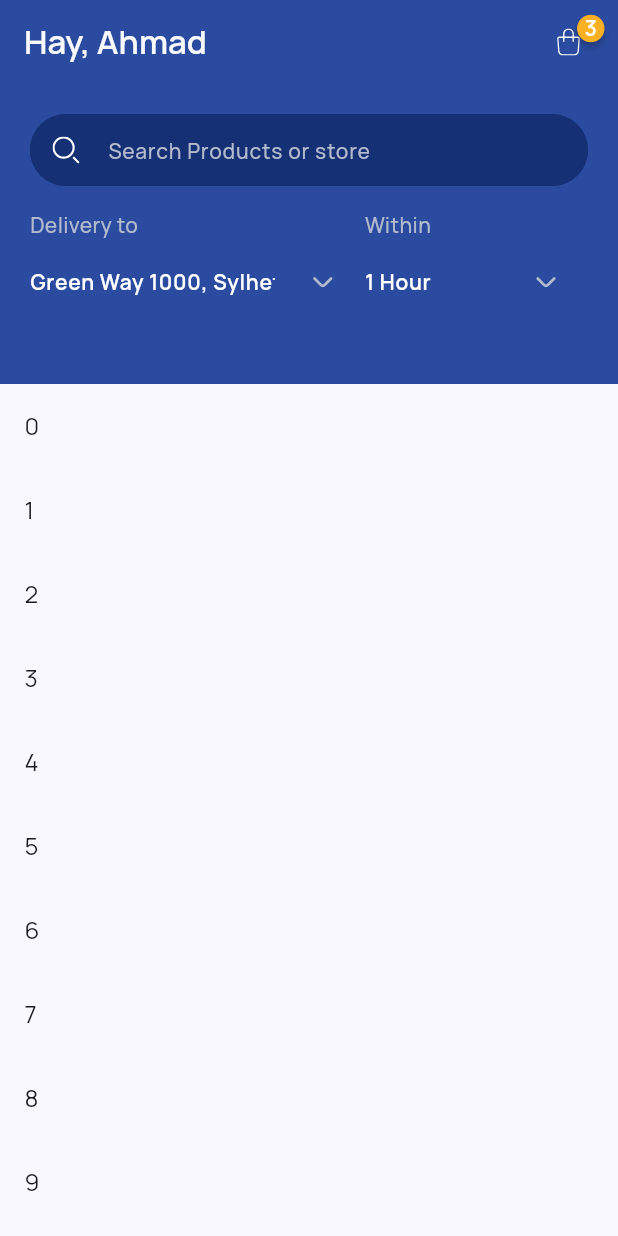
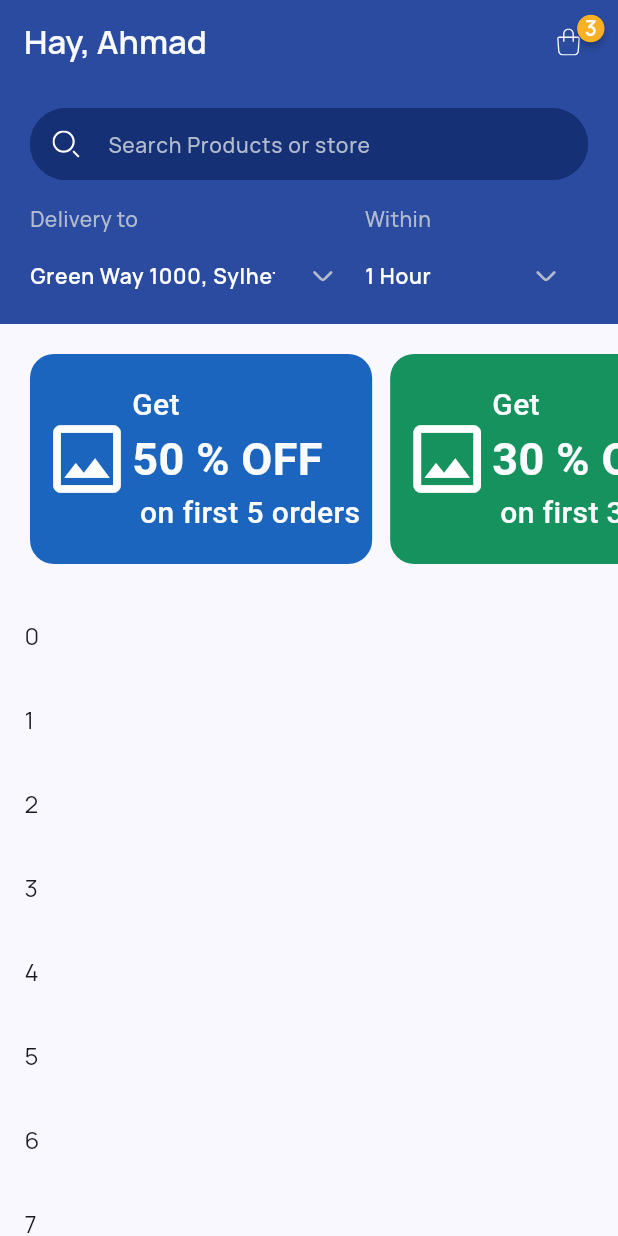
Before and after one commit to Ahmad-Nour-Haidar/shopping-app, a Flutter app: the HomeScreen screen opened by its route, on a phone screen of 412 x 824 dp. Run offline on Flutter 3.47's test engine with Material 3 defaults, Android fonts, the phone set to English and light mode, and no system bars; drawn by our look-alikes of badges; our stand-ins replace flutter_svg, gap, go_router, smooth_page_indicator.

Commit message:
buildOffersList

```diff
--- a/lib/core/helper/color_helper.dart
+++ b/lib/core/helper/color_helper.dart
@@ -1,4 +1,4 @@
-import 'dart:math' show min, max;
+import 'dart:math' show min, max, Random;
 
 import 'package:flutter/material.dart';
 
@@ -35,6 +35,17 @@ MaterialColor _generateMaterialColor(Color color) {
 }
 
 abstract final class ColorHelper {
+  static final _random = Random();
+
   static MaterialColor toMaterialColor(Color color) =>
       _generateMaterialColor(color);
+
+  static Color randomColor() {
+    return Color.fromARGB(
+      255,
+      _random.nextInt(256),
+      _random.nextInt(256),
+      _random.nextInt(256),
+    );
+  }
 }
--- a/lib/core/theme/app_text_style.dart
+++ b/lib/core/theme/app_text_style.dart
@@ -7,6 +7,12 @@ abstract final class AppTextStyle {
     color: AppColor.bigFontColor,
     fontSize: 30,
     fontWeight: FontWeight.w700,
+  );
+
+  static const f20w500bigFontColor = TextStyle(
+    color: AppColor.bigFontColor,
+    fontSize: 20,
+    fontWeight: FontWeight.w500,
   );
 
   static const f18w500lightBlueGrey = TextStyle(
--- a/lib/screens/home_screen/home_screen.dart
+++ b/lib/screens/home_screen/home_screen.dart
@@ -5,6 +5,7 @@ import 'package:ptc_quiz2/core/theme/app_color.dart';
 import 'package:ptc_quiz2/core/theme/app_text_style.dart';
 import 'package:ptc_quiz2/core/widgets/svg_image.dart';
 import 'package:badges/badges.dart' as badges;
+import 'package:ptc_quiz2/screens/home_screen/widgets/build_offers_list.dart';
 
 import 'widgets/build_sliver_app_bar.dart';
 
@@ -13,14 +14,6 @@ class HomeScreen extends StatelessWidget {
 
   @override
   Widget build(BuildContext context) {
-    final pattern = RegExp(r'\d{1,2} % \s*OFF');
-
-    final offers = <String>[
-      'Get 50 % OFF on first 5 orders',
-      'Get 30 % OFF on first 3 orders',
-      'Get 10 % OFF on first 1 orders',
-    ];
-    print(offers.map((e) => e.split(pattern)));
     return Scaffold(
       appBar: AppBar(
         backgroundColor: AppColor.deepBlue,
@@ -52,6 +45,7 @@ class HomeScreen extends StatelessWidget {
       body: CustomScrollView(
         slivers: <Widget>[
           buildSliverAppBar(),
+          buildOffersList(),
           SliverList(
             delegate: SliverChildBuilderDelegate(
               childCount: 50,
--- /dev/null
+++ b/lib/screens/home_screen/widgets/build_offers_list.dart
@@ -0,0 +1,29 @@
+import 'package:flutter/material.dart';
+import 'package:gap/gap.dart';
+
+import 'offer_widget.dart';
+
+SliverToBoxAdapter buildOffersList() {
+  final pattern = RegExp(r'\d{1,2} % \s*OFF');
+
+  final offers = <String>[
+    'Get 50 % OFF on first 5 orders',
+    'Get 30 % OFF on first 3 orders',
+    'Get 10 % OFF on first 1 orders',
+  ];
+  return SliverToBoxAdapter(
+    child: SizedBox(
+      height: 180,
+      // width: 200,
+      child: ListView.separated(
+        padding: const EdgeInsets.all(20),
+        scrollDirection: Axis.horizontal,
+        itemCount: offers.length,
+        separatorBuilder: (_, __) => const Gap(12),
+        itemBuilder: (_, index) {
+          return OfferWidget(label: offers[index]);
+        },
+      ),
+    ),
+  );
+}
--- a/lib/screens/home_screen/widgets/build_sliver_app_bar.dart
+++ b/lib/screens/home_screen/widgets/build_sliver_app_bar.dart
@@ -1,4 +1,3 @@
-import 'package:flutter/cupertino.dart';
 import 'package:flutter/material.dart';
 import 'package:gap/gap.dart';
 
@@ -28,16 +27,17 @@ SliverAppBar buildSliverAppBar() {
     backgroundColor: AppColor.deepBlue,
     // pinned: true,
     floating: true,
-    expandedHeight: 200.0,
+    expandedHeight: 160.0,
     flexibleSpace: FlexibleSpaceBar(
       titlePadding: const EdgeInsets.symmetric(
         horizontal: 20,
         vertical: 10,
       ),
       background: Padding(
-        padding: const EdgeInsets.all(20),
+        padding: const EdgeInsets.symmetric(horizontal: 20),
         child: Column(
           children: [
+            const Gap(16),
             TextFormField(
               decoration: const InputDecoration(
                 hintText: 'Search Products or store',
--- /dev/null
+++ b/lib/screens/home_screen/widgets/offer_widget.dart
@@ -0,0 +1,64 @@
+import 'package:flutter/material.dart';
+
+import '../../../core/helper/color_helper.dart';
+import '../../../core/theme/app_color.dart';
+import '../../../core/theme/app_text_style.dart';
+
+class OfferWidget extends StatelessWidget {
+  const OfferWidget({
+    super.key,
+    required this.label,
+  });
+
+  final String label;
+  static final _pattern = RegExp(r'\d{1,2} % \s*OFF');
+
+  List<String> get texts {
+    final list = label.split(_pattern);
+    final match = _pattern.allMatches(label).first.group(0) ?? '';
+    list.insert(1, match);
+    return list;
+  }
+
+  @override
+  Widget build(BuildContext context) {
+    final data = texts;
+    return Container(
+      padding: const EdgeInsets.all(8),
+      decoration: BoxDecoration(
+        color: ColorHelper.randomColor(),
+        borderRadius: BorderRadius.circular(16),
+      ),
+      child: Row(
+        children: [
+          const Icon(
+            Icons.image_outlined,
+            color: AppColor.white,
+            size: 60,
+          ),
+          Text.rich(
+            TextSpan(
+              children: [
+                if (data.isNotEmpty)
+                  TextSpan(
+                    text: data[0],
+                    style: AppTextStyle.f20w500bigFontColor,
+                  ),
+                if (data.length >= 2)
+                  TextSpan(
+                    text: '\n${data[1]}',
+                    style: AppTextStyle.f30w700bigFontColor,
+                  ),
+                if (data.length >= 3)
+                  TextSpan(
+                    text: '\n${data[2]}',
+                    style: AppTextStyle.f20w500bigFontColor,
+                  ),
+              ],
+            ),
+          )
+        ],
+      ),
+    );
+  }
+}
--- a/lib/screens/splash_screen/data/dummy_data.dart
+++ b/lib/screens/splash_screen/data/dummy_data.dart
@@ -15,7 +15,8 @@ const pageViewItem = <OnboardingItem>[
     subTitle: "Get your purchases delivered quickly and reliably, every time.",
   ),
   OnboardingItem(
-    title: "Experience the convenience of shopping from anywhere, at any time. 🛍️",
+    title:
+        "Experience the convenience of shopping from anywhere, at any time. 🛍️",
     subTitle: "Shop easily no matter where you are, day or night.",
   ),
   OnboardingItem(
--- a/lib/screens/splash_screen/widgets/on_boarding_widget.dart
+++ b/lib/screens/splash_screen/widgets/on_boarding_widget.dart
@@ -6,7 +6,10 @@ import '../../../core/theme/app_text_style.dart';
 import '../model/onboarding_item.dart';
 
 class OnBoardingWidget extends StatelessWidget {
-  const OnBoardingWidget({super.key, required this.item,});
+  const OnBoardingWidget({
+    super.key,
+    required this.item,
+  });
 
   final OnboardingItem item;
 
```
Also changed, not shown: lib/generated/assets.dart.
